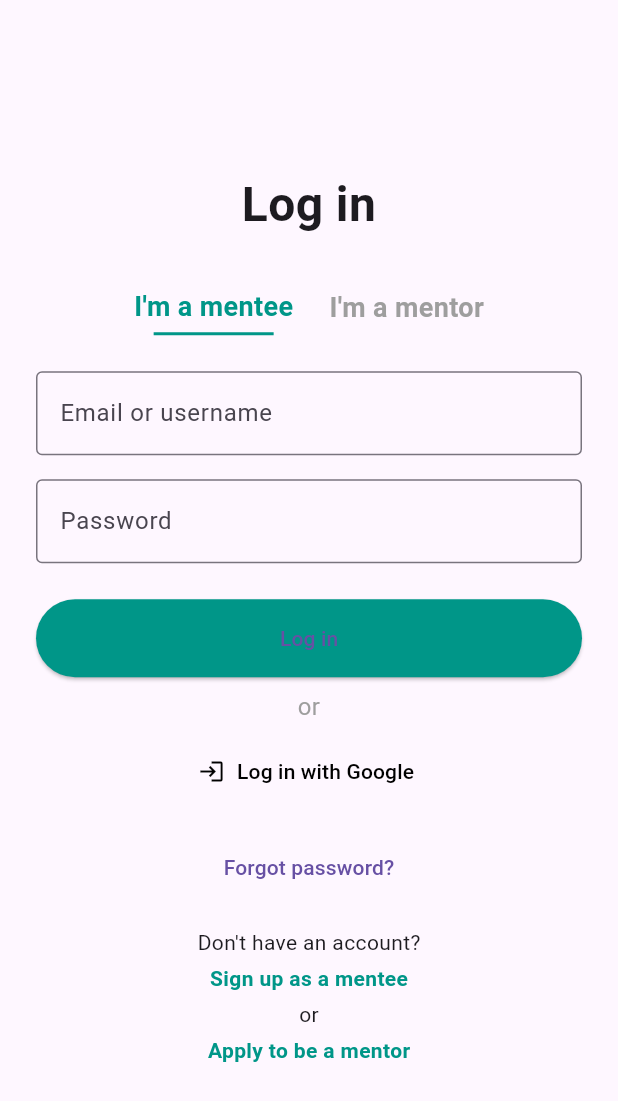
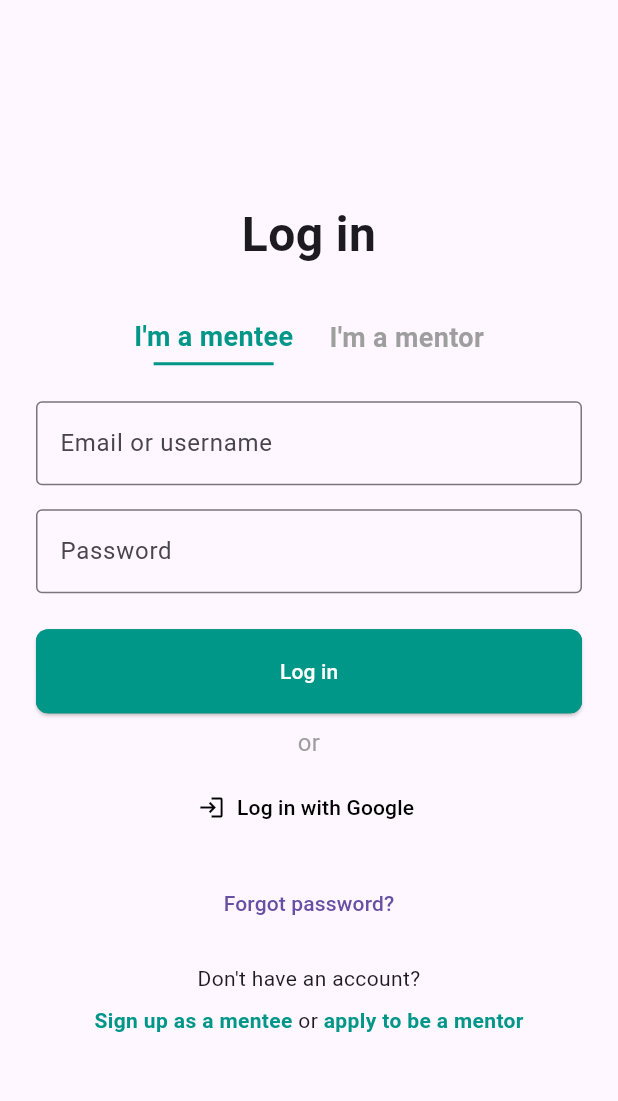
Before and after one commit to NilishaMaharjan/NepalMentor, a Flutter app: the screen it shows after launch, on a phone screen of 412 x 824 dp. Shown: the top 1101 px of the screen. Run offline on Flutter 3.47's test engine with Material 3 defaults, Android fonts, the phone set to English and light mode, and no system bars; our stand-ins replace get.

Commit message:
fourth commit

```diff
--- a/lib/login.dart
+++ b/lib/login.dart
@@ -60,17 +60,31 @@ class LoginScreenState extends State<LoginScreen> {
                 ),
                 const SizedBox(height: 24.0),
 
-                // Log in Button
-                ElevatedButton(
-                  onPressed: () {
-                    // Handle login logic here
-                  },
-                  style: ElevatedButton.styleFrom(
-                    backgroundColor: Colors.teal, // Button color
-                    padding: const EdgeInsets.symmetric(vertical: 16.0),
+                // Log in Button with the same size and shape as text fields
+                Container(
+                  height: 56.0, // Match the height of the text field
+                  decoration: BoxDecoration(
+                    color: Colors.teal, // Solid button color
+                    borderRadius: BorderRadius.circular(8.0), // Same shape as text fields
                   ),
-                  child: const Text('Log in'),
+                  child: ElevatedButton(
+                    onPressed: () {
+                      // Handle login logic here
+                    },
+                    style: ElevatedButton.styleFrom(
+                      backgroundColor: Colors.teal, // Ensure button is teal
+                      shape: RoundedRectangleBorder(
+                        borderRadius: BorderRadius.circular(8.0), // Rounded corners
+                      ),
+                      padding: EdgeInsets.zero, // Remove padding to fit the container
+                    ),
+                    child: const Text(
+                      'Log in',
+                      style: TextStyle(color: Colors.white), // Text color
+                    ),
+                  ),
                 ),
+
                 const SizedBox(height: 8.0),
 
                 // 'Or' between Log in and Google Login
@@ -103,12 +117,18 @@ class LoginScreenState extends State<LoginScreen> {
                 ),
                 const SizedBox(height: 16.0),
 
-                // Sign-up Options for Mentee or Mentor
-                Column(
+                // Don't have an account text
+                const Text(
+                  "Don't have an account?",
+                  textAlign: TextAlign.center,
+                  style: TextStyle(fontSize: 14.0),
+                ),
+                const SizedBox(height: 8.0), // Add some space before the signup options
+
+                // Sign-up Options for Mentee or Mentor in single line
+                Row(
                   mainAxisAlignment: MainAxisAlignment.center,
                   children: [
-                    const Text("Don't have an account?"),
-                    const SizedBox(height: 4.0),
                     GestureDetector(
                       onTap: () {
                         // Handle mentee sign-up logic
@@ -118,21 +138,21 @@ class LoginScreenState extends State<LoginScreen> {
                         style: TextStyle(
                           color: Colors.teal,
                           fontWeight: FontWeight.bold,
+                          fontSize: 14.0, // Smaller font size
                         ),
                       ),
                     ),
-                    const SizedBox(height: 4.0),
-                    const Text('or'),
-                    const SizedBox(height: 4.0),
+                    const Text(' or ', style: TextStyle(fontSize: 14.0)),
                     GestureDetector(
                       onTap: () {
                         // Handle mentor application logic
                       },
                       child: const Text(
-                        'Apply to be a mentor',
+                        'apply to be a mentor',
                         style: TextStyle(
                           color: Colors.teal,
                           fontWeight: FontWeight.bold,
+                          fontSize: 14.0, // Smaller font size
                         ),
                       ),
                     ),
```
